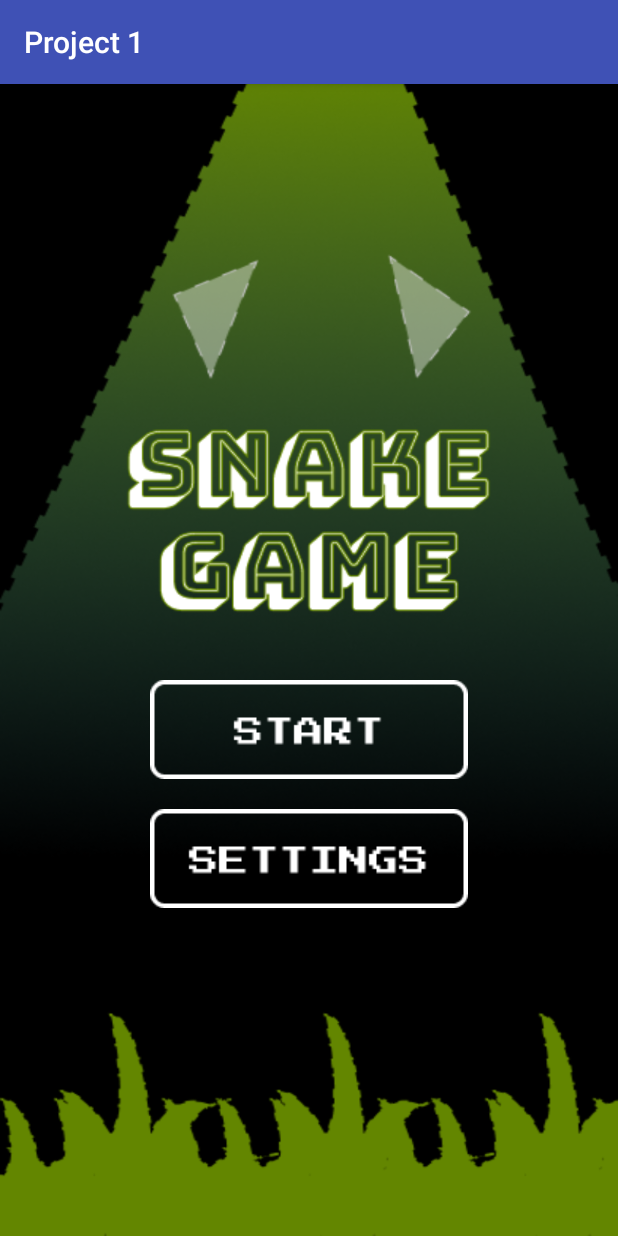
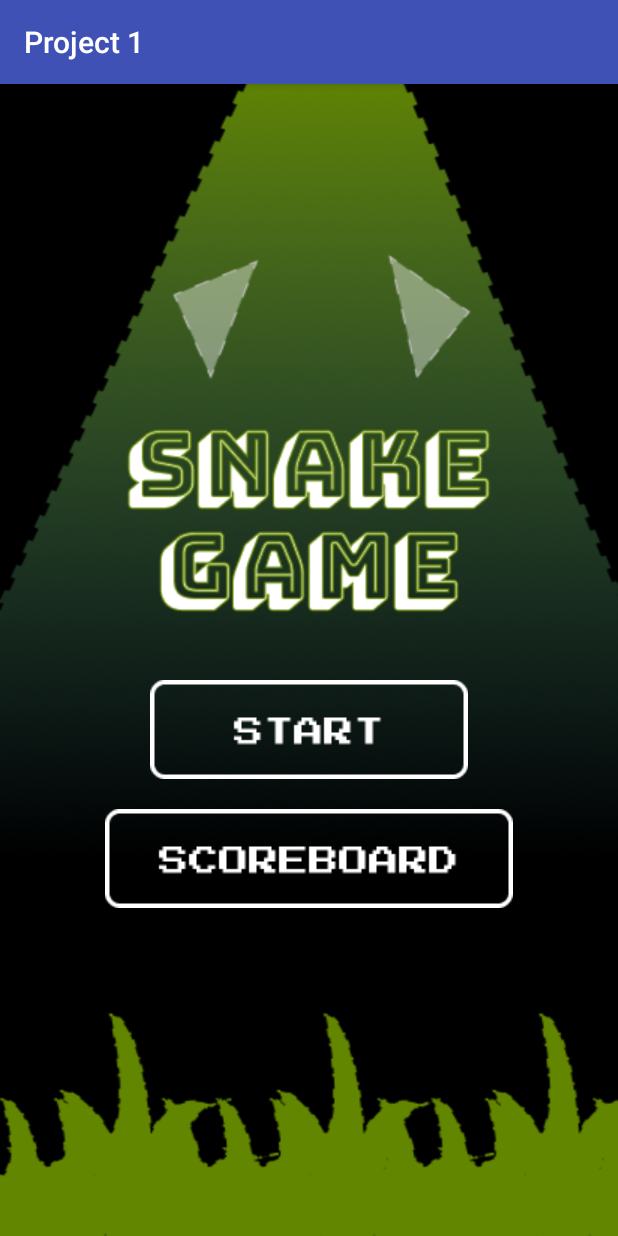
Before and after one commit to CSD3156-Team-6/Project-1, an Android app: the screen it shows after launch (MainActivity), on a phone screen of 412 x 824 dp. Run offline under Robolectric (Android 15) with nearby library versions, the phone set to English and light mode, and no system bars.

Commit message:
Added scoreboard btn

```diff
--- a/Project1/app/src/main/res/layout/activity_main.xml
+++ b/Project1/app/src/main/res/layout/activity_main.xml
@@ -32,7 +32,7 @@
             android:paddingTop="20dp"
             android:layout_width="wrap_content"
             android:layout_height="wrap_content"
-            app:srcCompat="@drawable/ic_setting_button" />
+            app:srcCompat="@drawable/ic_scoreboard_button" />
 
     </LinearLayout>
 
```
Also changed, not shown: Project1/app/src/main/res/drawable/ic_scoreboard_button.png (added).
